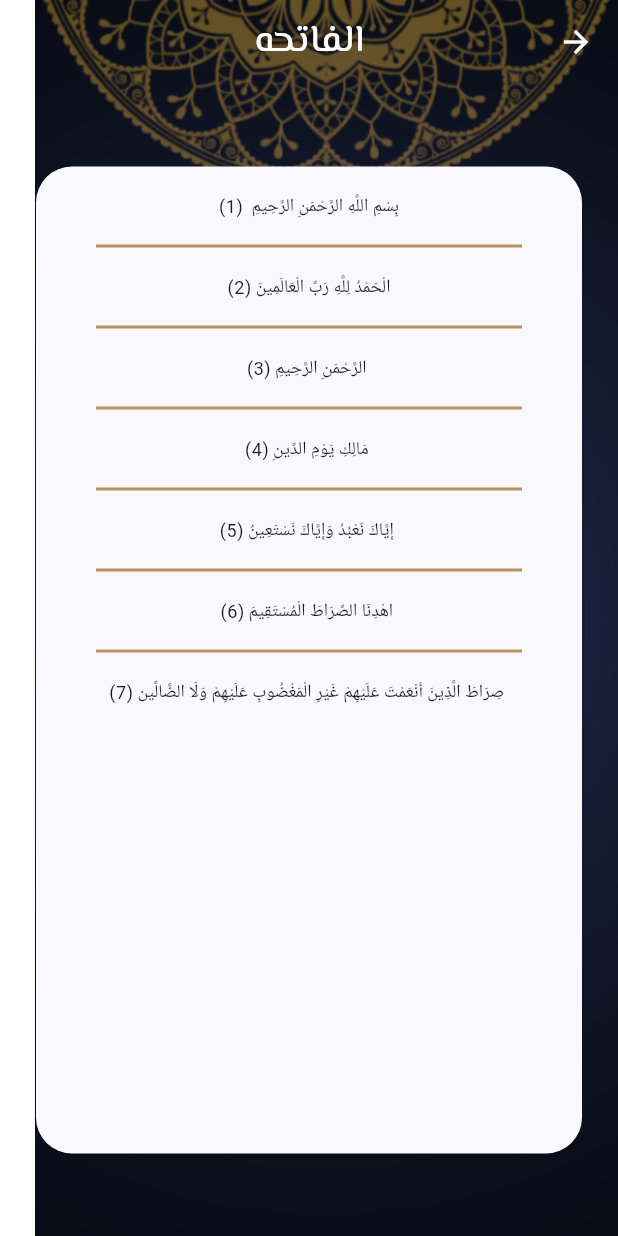
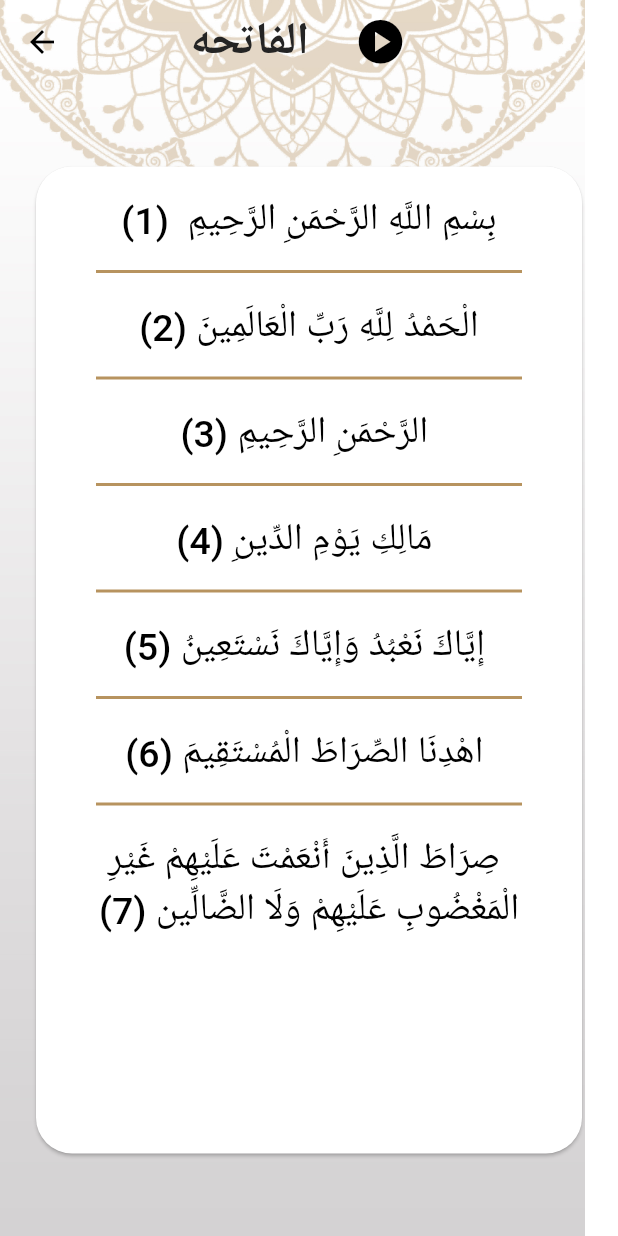
Before and after one commit to AbdulrahmanReda7/islami_app, a Flutter app: the screen it shows after launch, after a tap on "الفاتحه", on a phone screen of 412 x 824 dp. Run offline on Flutter 3.47's test engine with Material 3 defaults, Android fonts, the phone set to English and light mode, and no system bars; our stand-ins replace google_fonts; generated files the repository leaves out were written again; Roboto replaces fonts that are missing (Tajawal).

Commit message:
feat: settings_tab_design

```diff
--- a/lib/core/theme/my_theme.dart
+++ b/lib/core/theme/my_theme.dart
@@ -4,9 +4,10 @@ class MyThemeData {
   static const Color lightPrimary = Color(0xFFB7935F);
   static const Color darkPrimary = Color(0xFF141A2E);
   static const Color darkSecondary = Color(0xFFFACC1D);
-  static const bool isDark = true;
+  static const bool isDark = false;
 
   static final ThemeData lightTheme = ThemeData(
+    useMaterial3: false,
     cardTheme: const CardTheme(
       color: Colors.white,
       surfaceTintColor: null,
@@ -14,18 +15,18 @@ class MyThemeData {
     textTheme: const TextTheme(
       titleSmall: TextStyle(
         fontSize: 25,
-        fontWeight: FontWeight.w500,
+        fontWeight: FontWeight.w600,
         fontFamily: "elmessiri",
         color: Colors.black,
       ),
       titleMedium: TextStyle(
         fontSize: 30,
-        fontWeight: FontWeight.bold,
+        fontWeight: FontWeight.w700,
         fontFamily: "elmessiri",
         color: Colors.black,
       ),
       bodyMedium: TextStyle(
-        fontSize: 20,
+        fontSize: 25,
         fontWeight: FontWeight.w500,
         fontFamily: "elmessiri",
         color: Colors.black,
@@ -60,13 +61,11 @@ class MyThemeData {
       ),
     ),
     colorScheme: ColorScheme.fromSeed(
-      primary: const Color(0xFFB7935F),
+      primary: lightPrimary,
       onPrimary: Colors.white,
-      secondary: const Color(0xFFB7935F),
+      secondary: lightPrimary,
       onSecondary: const Color(0xFF242424),
-      seedColor: const Color(
-        0xFFB7935F,
-      ),
+      seedColor: lightPrimary,
     ),
   );
   static final ThemeData darkTheme = ThemeData(
@@ -88,7 +87,7 @@ class MyThemeData {
         color: Colors.white,
       ),
       bodyMedium: TextStyle(
-        fontSize: 20,
+        fontSize: 25,
         fontWeight: FontWeight.w500,
         fontFamily: "elmessiri",
         color: Colors.white,
--- a/lib/l10n/app_ar.arb
+++ b/lib/l10n/app_ar.arb
@@ -5,5 +5,6 @@
   "hadethTab": "الحديث",
   "radioTab": "الراديو",
   "tasbehTab": "التسبيح",
-  "hadethNum": "الاحاديث"
+  "hadethNum": "الاحاديث",
+  "settingsTab": "الاعدادات"
 }
--- a/lib/l10n/app_en.arb
+++ b/lib/l10n/app_en.arb
@@ -5,5 +5,6 @@
   "hadethTab": "Hadeth",
   "radioTab": "Radio",
   "tasbehTab": "tasbeh",
-  "hadethNum": "Ahadeth"
+  "hadethNum": "Ahadeth",
+  "settingsTab": "Settings"
 }
--- a/lib/main.dart
+++ b/lib/main.dart
@@ -4,7 +4,6 @@ import 'package:islami_app/ui/home/hadeth/hadeth_details.dart';
 import 'package:islami_app/ui/home/home_screen.dart';
 import 'package:islami_app/ui/home/quran/sura_details.dart';
 import 'package:islami_app/ui/splash/splash_screen.dart';
-
 import 'core/theme/my_theme.dart';
 
 void main() {
@@ -27,10 +26,10 @@ class MyApp extends StatelessWidget {
         HadethDetails.routeName: (_) => const HadethDetails(),
       },
       darkTheme: MyThemeData.darkTheme,
-      themeMode: ThemeMode.dark,
+      themeMode: ThemeMode.light,
       localizationsDelegates: AppLocalizations.localizationsDelegates,
       supportedLocales: AppLocalizations.supportedLocales,
-      locale: const Locale("ar"),
+      locale: const Locale("en"),
     );
   }
 }
--- a/lib/ui/home/hadeth/hadeth_details.dart
+++ b/lib/ui/home/hadeth/hadeth_details.dart
@@ -1,6 +1,5 @@
 import 'package:flutter/material.dart';
 import 'package:islami_app/ui/home/hadeth/hadeth_data.dart';
-
 import '../../../core/widgets/default_screen.dart';
 
 class HadethDetails extends StatelessWidget {
@@ -17,6 +16,7 @@ class HadethDetails extends StatelessWidget {
         appBar: AppBar(
           title: Text(
             hadethData.title,
+            style: Theme.of(context).textTheme.titleSmall,
           ),
         ),
         body: Card(
@@ -36,7 +36,7 @@ class HadethDetails extends StatelessWidget {
                     child: Text(
                       textAlign: TextAlign.center,
                       hadethData.content,
-                      style: Theme.of(context).textTheme.bodySmall,
+                      style: Theme.of(context).textTheme.bodyMedium,
                     ),
                   ),
                 ),
--- a/lib/ui/home/hadeth/hadeth_title.dart
+++ b/lib/ui/home/hadeth/hadeth_title.dart
@@ -1,4 +1,5 @@
 import 'package:flutter/material.dart';
+import 'package:google_fonts/google_fonts.dart';
 import 'package:islami_app/ui/home/hadeth/hadeth_details.dart';
 
 import 'hadeth_data.dart';
@@ -23,7 +24,7 @@ class HadethTitle extends StatelessWidget {
         child: Text(
           textAlign: TextAlign.center,
           hadethData.title,
-          style: Theme.of(context).textTheme.bodyMedium,
+          style: GoogleFonts.tajawal(),
         ),
       ),
     );
--- a/lib/ui/home/home_screen.dart
+++ b/lib/ui/home/home_screen.dart
@@ -3,12 +3,14 @@ import 'package:islami_app/ui/home/hadeth/hadeth_tab.dart';
 import 'package:islami_app/ui/home/quran/quran_tab.dart';
 import 'package:islami_app/ui/home/radio/radio_tab.dart';
 import 'package:islami_app/ui/home/sebha/sebha_tab.dart';
-
+import 'package:islami_app/ui/home/settings/settings_tab.dart';
 import '../../core/widgets/bottomnavitem.dart';
 import '../../core/widgets/default_screen.dart';
 
 class HomeScreen extends StatefulWidget {
   static const String routeName = "home_screen";
+
+  const HomeScreen({super.key});
 
   @override
   State<HomeScreen> createState() => _HomeScreenState();
@@ -21,6 +23,7 @@ class _HomeScreenState extends State<HomeScreen> {
     HadethTab(),
     SebhaTab(),
     RadioTab(),
+    SettingsTab(),
   ];
 
   @override
@@ -43,22 +46,27 @@ class _HomeScreenState extends State<HomeScreen> {
           items: [
             BottomNavItem(
               appTranslation(context).quranTab,
-              "assets/images/quran_icn.png",
+              iconPath: "assets/images/quran_icn.png",
               Theme.of(context).colorScheme.primary,
             ),
             BottomNavItem(
               appTranslation(context).hadethTab,
-              "assets/images/hadeth_icn.png",
+              iconPath: "assets/images/hadeth_icn.png",
               Theme.of(context).colorScheme.primary,
             ),
             BottomNavItem(
               appTranslation(context).tasbehTab,
-              "assets/images/sebha_icn.png",
+              iconPath: "assets/images/sebha_icn.png",
               Theme.of(context).colorScheme.primary,
             ),
             BottomNavItem(
               appTranslation(context).radioTab,
-              "assets/images/radio_icn.png",
+              iconPath: "assets/images/radio_icn.png",
+              Theme.of(context).colorScheme.primary,
+            ),
+            BottomNavItem(
+              "Settings",
+              mainIcon: const Icon(Icons.settings),
               Theme.of(context).colorScheme.primary,
             ),
           ],
--- a/lib/ui/home/quran/sura_details.dart
+++ b/lib/ui/home/quran/sura_details.dart
@@ -1,5 +1,6 @@
 import 'package:flutter/material.dart';
 import 'package:flutter/services.dart';
+import 'package:google_fonts/google_fonts.dart';
 import 'package:islami_app/core/theme/my_theme.dart';
 import 'package:islami_app/core/widgets/default_screen.dart';
 import 'package:islami_app/ui/home/quran/sura_details_args.dart';
@@ -28,9 +29,20 @@ class _SuraDetailsState extends State<SuraDetails> {
     return DefaultScreen(
       body: Scaffold(
         appBar: AppBar(
-          title: Text(
-            args.suraTitle,
-            style: Theme.of(context).textTheme.titleSmall,
+          title: Padding(
+            padding: const EdgeInsets.only(left: 55.0),
+            child: Row(
+              children: [
+                Text(
+                  args.suraTitle,
+                  style: GoogleFonts.tajawal(),
+                ),
+                const SizedBox(
+                  width: 30,
+                ),
+                const Icon(size: 35, Icons.play_circle),
+              ],
+            ),
           ),
         ),
         body: Card(
--- a/lib/ui/home/quran/verse_content.dart
+++ b/lib/ui/home/quran/verse_content.dart
@@ -1,13 +1,11 @@
 import 'package:flutter/material.dart';
+import 'package:google_fonts/google_fonts.dart';
 
 class VerseContent extends StatelessWidget {
   int index;
   String content;
 
-  VerseContent(
-    this.content,
-    this.index,
-  );
+  VerseContent(this.content, this.index, {super.key});
 
   @override
   Widget build(BuildContext context) {
@@ -22,7 +20,9 @@ class VerseContent extends StatelessWidget {
           textDirection: TextDirection.rtl,
           textAlign: TextAlign.center,
           "$content (${index + 1})",
-          style: Theme.of(context).textTheme.bodySmall,
+          style: GoogleFonts.tajawal(
+            textStyle: Theme.of(context).textTheme.bodyMedium,
+          ),
         ),
       ),
     );
--- a/pubspec.yaml
+++ b/pubspec.yaml
@@ -35,6 +35,7 @@ dependencies:
   # The following adds the Cupertino Icons font to your application.
   # Use with the CupertinoIcons class for iOS style icons.
   cupertino_icons: ^1.0.6
+  google_fonts: ^6.2.1
   flutter_localization: ^0.2.1
 
 dev_dependencies:
```
Also changed, not shown: lib/core/widgets/bottomnavitem.dart (+10 -8 lines), lib/core/widgets/lang_bottom_sheet.dart (added, +54 -0 lines), lib/core/widgets/theme_bottom_sheet.dart (added, +54 -0 lines), lib/ui/home/quran/quran_tab.dart (+5 -3 lines), lib/ui/home/quran/sura_title.dart (+5 -7 lines), lib/ui/home/sebha/sebha_tab.dart (+4 -10 lines), lib/ui/home/settings/settings_tab.dart (added, +117 -0 lines), lib/generated/intl/messages_all.dart, lib/generated/intl/messages_ar.dart (deleted), lib/generated/intl/messages_en.dart, lib/generated/l10n.dart, pubspec.lock, 2 other files.
